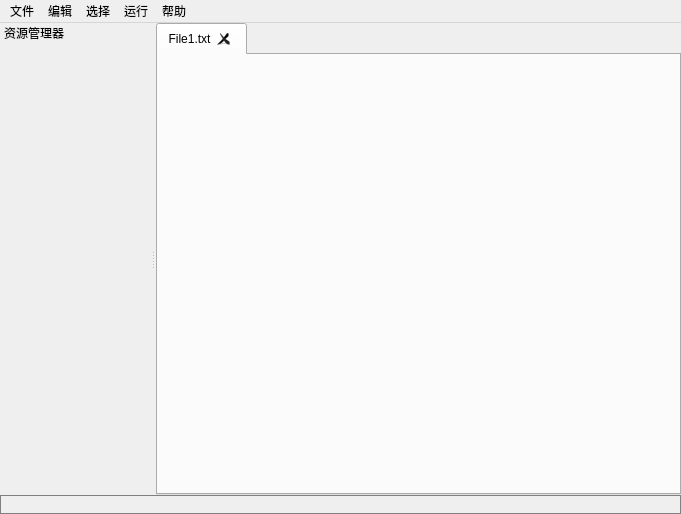
Qt form BITC/mainwindow.ui (ssh555/CPP-IDE) before a commit.
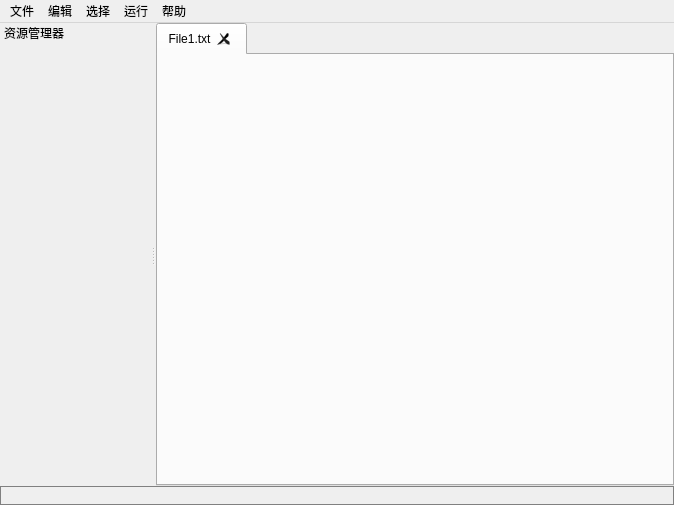
The same form after that commit.

Commit message: 优化查询使用体验,修复查询窗口异常出现bug

```diff
--- a/BITC/mainwindow.ui
+++ b/BITC/mainwindow.ui
@@ -6,8 +6,8 @@
    <rect>
     <x>0</x>
     <y>0</y>
-    <width>681</width>
-    <height>514</height>
+    <width>674</width>
+    <height>505</height>
    </rect>
   </property>
   <property name="windowTitle">
@@ -60,8 +60,8 @@
     <rect>
      <x>0</x>
      <y>0</y>
-     <width>681</width>
-     <height>26</height>
+     <width>674</width>
+     <height>24</height>
     </rect>
    </property>
    <widget class="QMenu" name="menuFile">
```
The commit also changes 5 other files.
